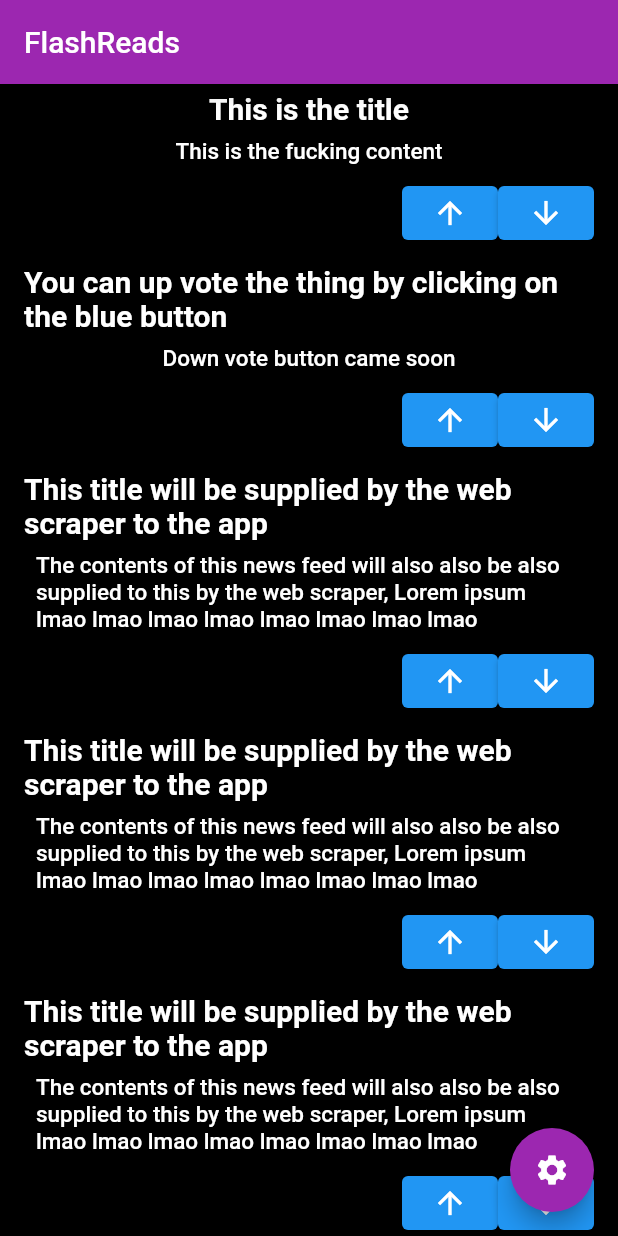
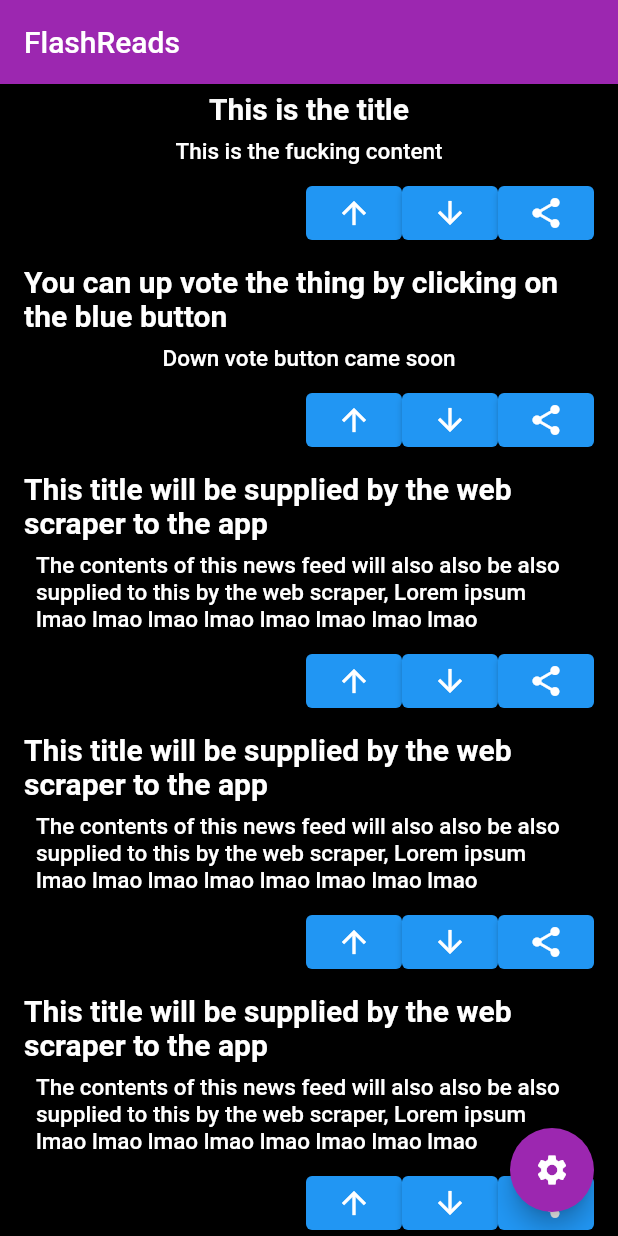
Before and after one commit to Eyepan/TestingFlutter, a Flutter app: the screen it shows after launch, on a phone screen of 412 x 824 dp. Run offline on Flutter 3.47's test engine with Material 2 defaults, Android fonts, the phone set to English and light mode, and no system bars.

Commit message:
Added share button

```diff
--- a/lib/main.dart
+++ b/lib/main.dart
@@ -88,6 +88,10 @@ class NewsFeedInstances extends StatelessWidget {
                   onPressed: () {/*Upvote downvote bs*/},
                   child: Icon(Icons.arrow_downward),
                 ),
+                ElevatedButton(
+                  onPressed: () {/* Share */},
+                  child: Icon(Icons.share),
+                ),
               ],
             ),
           ],
```
